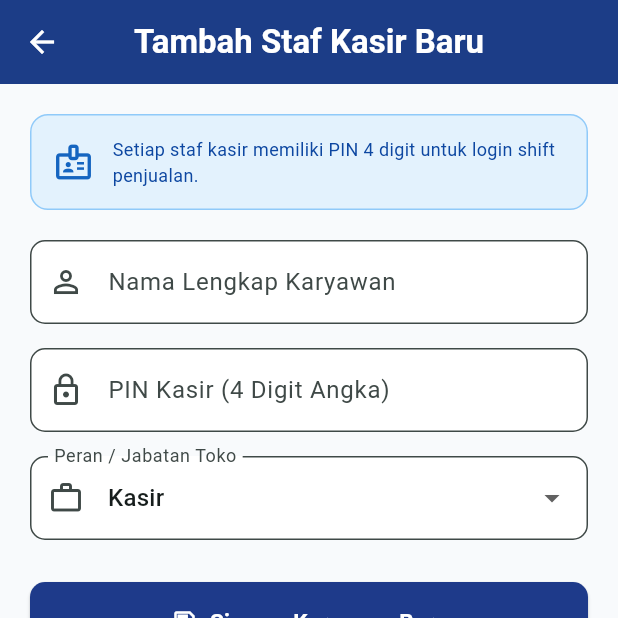
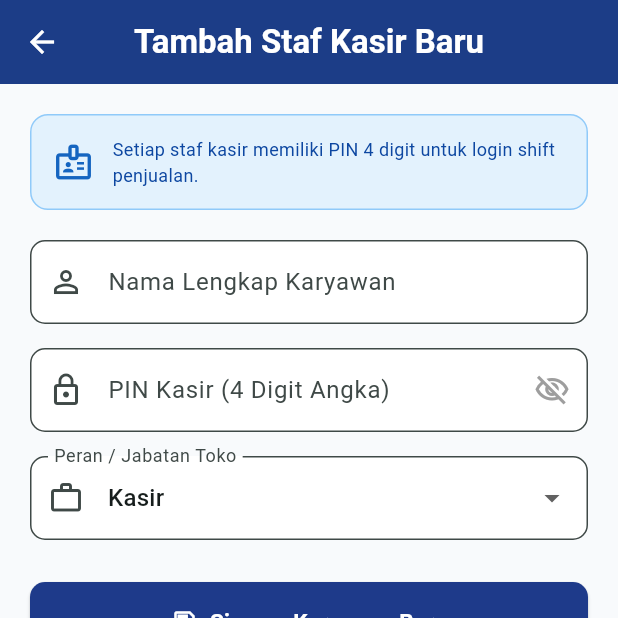
Before and after one commit to aisyanajyha-f/smartkasir_app-farah-aisya-najyha, a Flutter app: the FormKaryawanPage screen opened directly, on a phone screen of 412 x 824 dp, the top half of it. Run offline on Flutter 3.47's test engine with Material 3 defaults, Android fonts, the phone set to English and light mode, and no system bars; our stand-ins replace shared_preferences, sqflite, sqflite_common_ffi, sqflite_common_ffi_web; accounts and stored records are empty; network calls fail.

Commit message:
Update form_karyawan_page.dart

```diff
--- a/lib/pages/form_karyawan_page.dart
+++ b/lib/pages/form_karyawan_page.dart
@@ -19,6 +19,9 @@ class _FormKaryawanPageState extends State<FormKaryawanPage> {
   String _peranTerpilih = 'Kasir';
   final List<String> _daftarPeran = ['Kasir', 'Admin', 'Manajer'];
   bool _sedangMenyimpan = false;
+
+  // VARIABEL TAMBAHAN: Untuk mengontrol visibilitas PIN (Ikon Mata)
+  bool _obscurePin = true;
 
   bool get _isEditMode => widget.karyawan != null;
 
@@ -141,10 +144,12 @@ class _FormKaryawanPageState extends State<FormKaryawanPage> {
                 },
               ),
               const SizedBox(height: 16),
+
+              // INPUT PIN DENGAN IKON MATA (SHOW / HIDE)
               TextFormField(
                 controller: _pinController,
                 keyboardType: TextInputType.number,
-                obscureText: true,
+                obscureText: _obscurePin, // Terikat pada status tombol mata
                 inputFormatters: [
                   FilteringTextInputFormatter.digitsOnly,
                   LengthLimitingTextInputFormatter(4),
@@ -153,6 +158,18 @@ class _FormKaryawanPageState extends State<FormKaryawanPage> {
                   labelText: 'PIN Kasir (4 Digit Angka)',
                   hintText: 'Contoh: 1234',
                   prefixIcon: const Icon(Icons.lock_outline),
+                  // Tombol Ikon Mata di bagian suffix
+                  suffixIcon: IconButton(
+                    icon: Icon(
+                      _obscurePin ? Icons.visibility_off_outlined : Icons.visibility_outlined,
+                      color: Colors.grey,
+                    ),
+                    onPressed: () {
+                      setState(() {
+                        _obscurePin = !_obscurePin; // Toggle status sembunyi/tampil
+                      });
+                    },
+                  ),
                   border: OutlineInputBorder(borderRadius: BorderRadius.circular(10)),
                   filled: true,
                   fillColor: Colors.white,
```
